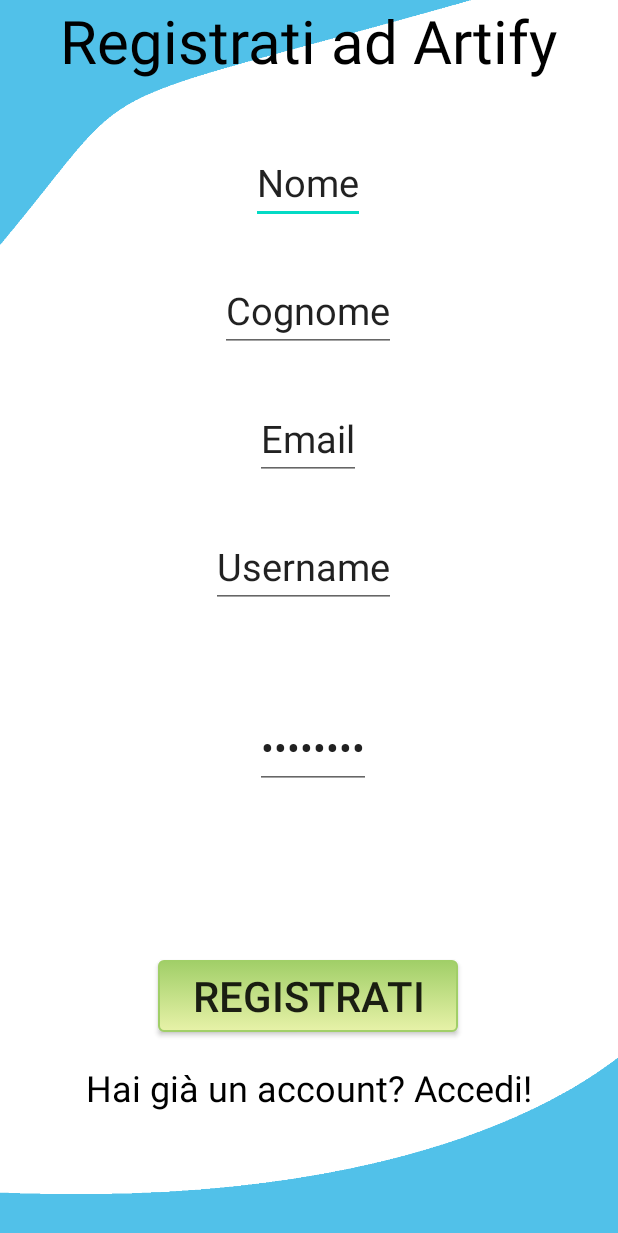
After one commit to GadaletaNicola/Artify, an Android app: the layout sign_up.xml on its own in the app's theme, with its tools: preview values and no code run, on a phone screen of 412 x 824 dp. The commit adds this screen. Shown: the top 1233 px of the screen. Run offline under Robolectric (Android 15) with nearby library versions, the phone set to English and light mode, and no system bars.

Commit message:
layout login e registrazione fatti

```diff
--- /dev/null
+++ b/app/src/main/res/drawable/signup_button_style.xml
@@ -0,0 +1,24 @@
+<?xml version="1.0" encoding="utf-8"?>
+<selector xmlns:android="http://schemas.android.com/apk/res/android" >
+    <item android:state_pressed="true" >
+        <shape android:shape="rectangle"  >
+            <corners android:radius="3dip" />
+            <stroke android:width="1dip" android:color="#A1CF68" />
+            <gradient android:angle="-90" android:startColor="#A1CF68" android:endColor="#aec81d"  />
+        </shape>
+    </item>
+    <item android:state_focused="true">
+        <shape android:shape="rectangle"  >
+            <corners android:radius="3dip" />
+            <stroke android:width="1dip" android:color="#c2de99" />
+            <solid android:color="#A1CF68"/>
+        </shape>
+    </item>
+    <item >
+        <shape android:shape="rectangle"  >
+            <corners android:radius="3dip" />
+            <stroke android:width="1dip" android:color="#A1CF68" />
+            <gradient android:angle="-90" android:startColor="#A1CF68" android:endColor="#e7f2a8" />
+        </shape>
+    </item>
+</selector>
--- /dev/null
+++ b/app/src/main/res/layout/sign_up.xml
@@ -0,0 +1,129 @@
+<?xml version="1.0" encoding="utf-8"?>
+<androidx.constraintlayout.widget.ConstraintLayout xmlns:android="http://schemas.android.com/apk/res/android"
+    xmlns:app="http://schemas.android.com/apk/res-auto"
+    xmlns:tools="http://schemas.android.com/tools"
+    android:layout_width="match_parent"
+    android:layout_height="match_parent"
+    android:background="@drawable/background_signup"
+    android:orientation="vertical">
+
+    <TextView
+        android:id="@+id/TextViewSignUp"
+        android:layout_width="wrap_content"
+        android:layout_height="wrap_content"
+        android:layout_centerHorizontal="true"
+        android:text="@string/reg_text"
+        android:textColor="@color/black"
+        android:textSize="40sp"
+        app:layout_constraintEnd_toEndOf="parent"
+        app:layout_constraintStart_toStartOf="parent"
+        tools:ignore="MissingConstraints"
+        tools:layout_editor_absoluteY="111dp" />
+
+    <EditText
+        android:id="@+id/name"
+        android:layout_width="wrap_content"
+        android:layout_height="wrap_content"
+        android:layout_below="@+id/TextViewSignUp"
+        android:layout_marginTop="40dp"
+        android:text="@string/name"
+        android:textSize="25sp"
+        app:layout_constraintEnd_toEndOf="parent"
+        app:layout_constraintHorizontal_bias="0.498"
+        app:layout_constraintStart_toStartOf="parent"
+        app:layout_constraintTop_toBottomOf="@+id/TextViewSignUp" />
+
+    <EditText
+        android:id="@+id/surname"
+        android:layout_width="wrap_content"
+        android:layout_height="wrap_content"
+        android:layout_below="@+id/name"
+        android:layout_marginTop="30dp"
+        android:text="@string/surname"
+        android:textSize="25sp"
+        app:layout_constraintEnd_toEndOf="parent"
+        app:layout_constraintHorizontal_bias="0.498"
+        app:layout_constraintStart_toStartOf="parent"
+        app:layout_constraintTop_toBottomOf="@+id/name" />
+
+    <EditText
+        android:id="@+id/email"
+        android:layout_width="wrap_content"
+        android:layout_height="wrap_content"
+        android:layout_below="@+id/surname"
+        android:layout_marginTop="30dp"
+        android:inputType="textEmailAddress"
+        android:text="@string/email"
+        android:textSize="25sp"
+        app:layout_constraintEnd_toEndOf="parent"
+        app:layout_constraintHorizontal_bias="0.498"
+        app:layout_constraintStart_toStartOf="parent"
+        app:layout_constraintTop_toBottomOf="@+id/surname" />
+
+    <EditText
+        android:id="@+id/username"
+        android:layout_width="wrap_content"
+        android:layout_height="wrap_content"
+        android:layout_below="@+id/email"
+        android:layout_marginTop="30dp"
+        android:text="@string/username"
+        android:textSize="25sp"
+        app:layout_constraintEnd_toEndOf="parent"
+        app:layout_constraintHorizontal_bias="0.487"
+        app:layout_constraintStart_toStartOf="parent"
+        app:layout_constraintTop_toBottomOf="@+id/email" />
+
+    <EditText
+        android:id="@+id/password"
+        android:layout_width="wrap_content"
+        android:layout_height="wrap_content"
+        android:layout_below="@+id/username"
+        android:layout_marginTop="30dp"
+        android:inputType="textPassword"
+        android:text="@string/password"
+        android:textSize="25sp"
+        app:layout_constraintBottom_toTopOf="@+id/button_id_signup"
+        app:layout_constraintEnd_toEndOf="parent"
+        app:layout_constraintHorizontal_bias="0.508"
+        app:layout_constraintStart_toStartOf="parent"
+        app:layout_constraintTop_toBottomOf="@+id/username"
+        app:layout_constraintVertical_bias="0.238" />
+
+    <androidx.appcompat.widget.AppCompatButton
+        android:id="@+id/button_id_signup"
+        android:layout_width="200dp"
+        android:layout_height="wrap_content"
+        android:layout_below="@+id/Accounted"
+        android:layout_alignParentStart="true"
+        android:layout_alignParentEnd="true"
+        android:layout_alignParentBottom="true"
+        android:layout_marginBottom="136dp"
+        android:background="@drawable/signup_button_style"
+        android:orientation="vertical"
+        android:text="@string/signup_button"
+        android:textSize="28sp"
+        app:layout_constraintBottom_toBottomOf="parent"
+        app:layout_constraintEnd_toEndOf="parent"
+        app:layout_constraintHorizontal_bias="0.497"
+        app:layout_constraintStart_toStartOf="parent" />
+
+    <TextView
+        android:id="@+id/Accounted"
+        android:layout_width="wrap_content"
+        android:layout_height="wrap_content"
+        android:layout_below="@+id/password"
+        android:layout_alignParentStart="true"
+        android:layout_alignParentTop="true"
+        android:layout_alignParentEnd="true"
+        android:clickable="true"
+        android:orientation="vertical"
+        android:text="@string/accounted"
+        android:textColor="@color/black"
+        android:textSize="24sp"
+        app:layout_constraintBottom_toBottomOf="parent"
+        app:layout_constraintEnd_toEndOf="parent"
+        app:layout_constraintStart_toStartOf="parent"
+        app:layout_constraintTop_toBottomOf="@+id/button_id_signup"
+        app:layout_constraintVertical_bias="0.2" />
+
+</androidx.constraintlayout.widget.ConstraintLayout>
--- a/app/src/main/res/values/colors.xml
+++ b/app/src/main/res/values/colors.xml
@@ -7,4 +7,7 @@
     <color name="teal_700">#FF018786</color>
     <color name="black">#FF000000</color>
     <color name="white">#FFFFFFFF</color>
+    <color name="login_button">#A1CF68</color>
+    <color name="background_login">#CBEBF7</color>
+
 </resources>
--- a/app/src/main/res/values/strings.xml
+++ b/app/src/main/res/values/strings.xml
@@ -1,3 +1,14 @@
 <resources>
     <string name="app_name">Artify</string>
+    <string name="login_text">Accedi ad Artify</string>
+    <string name="username">Username</string>
+    <string name="password">Password</string>
+    <string name="login_button">Accedi</string>
+    <string name="reg_text">Registrati ad Artify</string>
+    <string name="name">Nome</string>
+    <string name="surname">Cognome</string>
+    <string name="email">Email</string>
+    <string name="signup_button">Registrati</string>
+    <string name="not_accounted">Non hai ancora un account? Registrati!</string>
+    <string name="accounted">Hai già un account? Accedi!</string>
 </resources>
```
Also changed, not shown: app/src/main/res/drawable/login_button_style.xml (added, +24 -0 lines), app/src/main/res/layout/login.xml (added, +101 -0 lines), app/src/main/res/drawable/background_login.png (added), app/src/main/res/drawable/background_signup.png (added).
